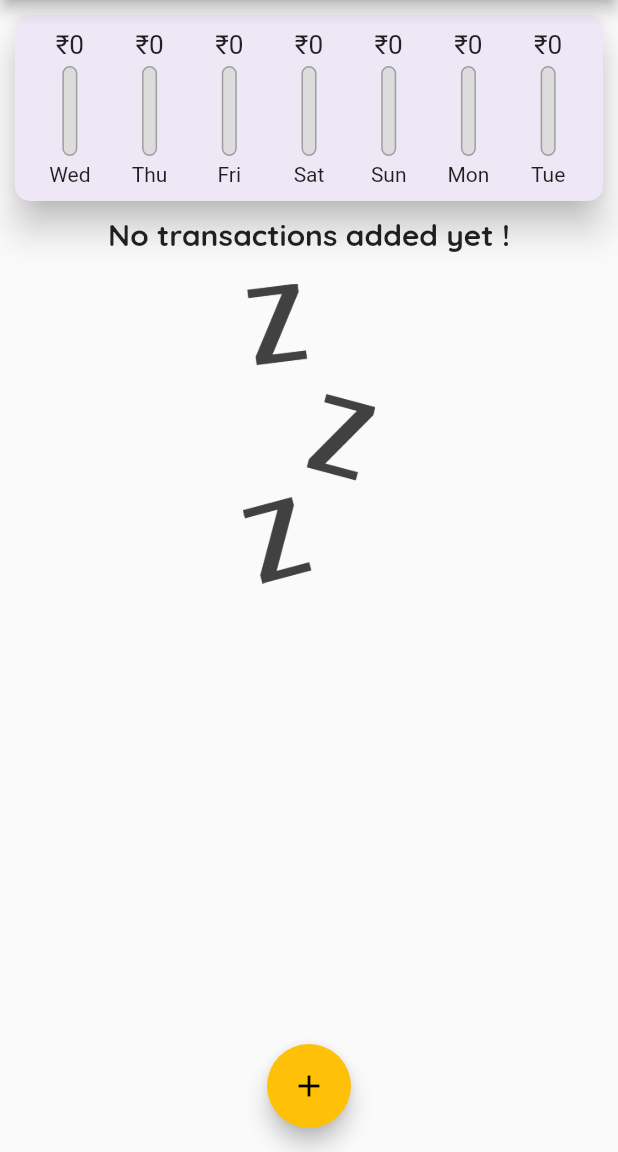
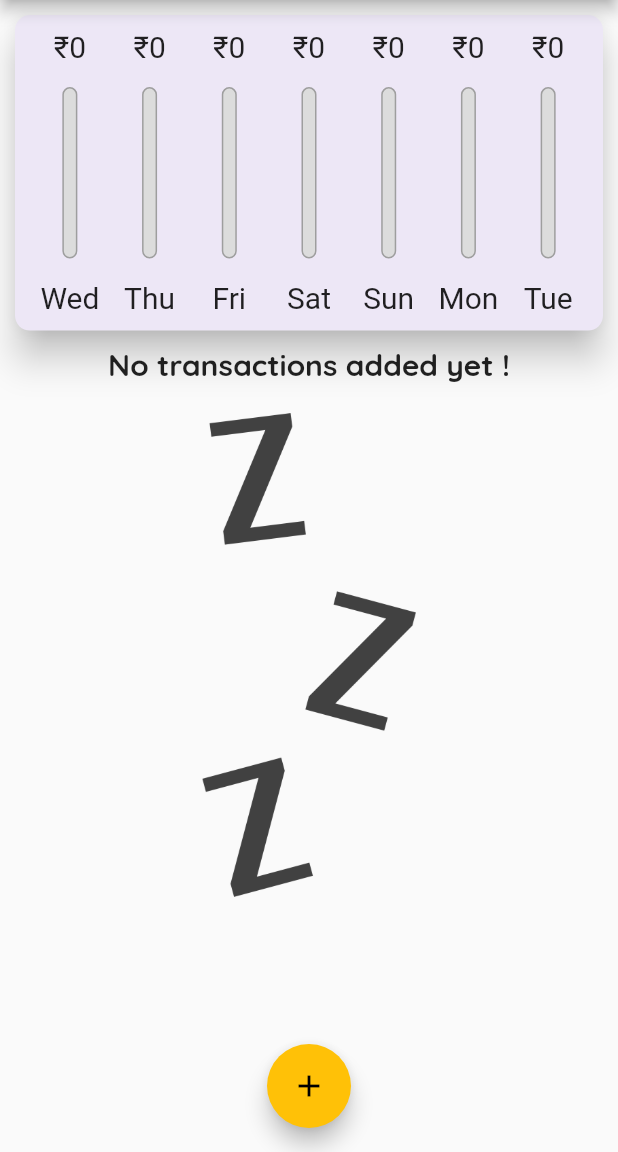
Before and after one commit to Cypherdious89/Expense-Tracker, a Flutter app: the screen it shows after launch, on a phone screen of 412 x 824 dp, the part 84-1236 px from its top. Run offline on Flutter 3.47's test engine with Material 2 defaults, Android fonts, the phone set to English and light mode, and no system bars.

Commit message:
Added responsive behaviour for screen sizes

```diff
--- a/lib/main.dart
+++ b/lib/main.dart
@@ -36,8 +36,6 @@ class MyApp extends StatelessWidget {
 }
 
 class MyHomePage extends StatefulWidget {
-  // String titleInput;
-  // String amountInput;
   @override
   _MyHomePageState createState() => _MyHomePageState();
 }
@@ -48,6 +46,7 @@ class _MyHomePageState extends State<MyHomePage> {
     // Transaction(
     //     id: 't2', title: 'Groceries', amount: 165, date: DateTime.now()),
   ];
+  bool _showChart = false;
 
   List<Transaction> get _recentTransactions {
     return _userTransactions.where((tx) {
@@ -92,8 +91,9 @@ class _MyHomePageState extends State<MyHomePage> {
 
   @override
   Widget build(BuildContext context) {
-    return Scaffold(
-      appBar: AppBar(
+    final mediaQuery = MediaQuery.of(context);
+    final isLandscape = mediaQuery.orientation == Orientation.landscape;
+    final appBar = AppBar(
       title: Text('Expense Tracker'),
       actions: <Widget>[
         IconButton(
@@ -102,13 +102,52 @@ class _MyHomePageState extends State<MyHomePage> {
           iconSize: 30,
         ),
       ],
-      ),
+    );
+    final txListWidget = Container(
+        height: (mediaQuery.size.height -
+                appBar.preferredSize.height -
+                mediaQuery.padding.top) *
+            0.7,
+        child: TransactionList(_userTransactions, _deleteTransaction));
+    return Scaffold(
+      appBar: appBar,
       body: SingleChildScrollView(
         child: Column(
           crossAxisAlignment: CrossAxisAlignment.stretch,
           children: [
-            Chart(_recentTransactions),
-            TransactionList(_userTransactions, _deleteTransaction),
+            if (isLandscape)
+              Row(
+                mainAxisAlignment: MainAxisAlignment.end,
+                children: <Widget>[
+                  Text('Show Chart'),
+                  Switch(
+                    value: _showChart,
+                    onChanged: (val) {
+                      setState(() {
+                        _showChart = val;
+                      });
+                    },
+                  ),
+                ],
+              ),
+            if (!isLandscape)
+              Container(
+                  height: (mediaQuery.size.height -
+                          appBar.preferredSize.height -
+                          mediaQuery.padding.top) *
+                      0.3,
+                  child: Chart(_recentTransactions)),
+            if (!isLandscape) txListWidget,
+            if (isLandscape)
+              _showChart
+                  ? Container(
+                      height: (mediaQuery.size.height -
+                              appBar.preferredSize.height -
+                              mediaQuery.padding.top) *
+                          0.7,
+                      child: Chart(_recentTransactions),
+                    )
+                  : txListWidget
           ],
         ),
       ),
--- a/lib/widgets/chart_bar.dart
+++ b/lib/widgets/chart_bar.dart
@@ -9,19 +9,21 @@ class ChartBar extends StatelessWidget {
 
   @override
   Widget build(BuildContext context) {
+    return LayoutBuilder(
+      builder: (ctx, constraints) {
         return Column(
           children: <Widget>[
             Container(
-          height: 20,
+              height: constraints.maxHeight * 0.12,
               child: FittedBox(
                 child: Text('₹${spendingAmount.toStringAsFixed(0)}'),
               ),
             ),
             SizedBox(
-          height: 4,
+              height: constraints.maxHeight * 0.08,
             ),
             Container(
-          height: 60,
+              height: constraints.maxHeight * 0.60,
               width: 10,
               child: Stack(
                 children: <Widget>[
@@ -45,10 +47,16 @@ class ChartBar extends StatelessWidget {
               ),
             ),
             SizedBox(
-          height: 4,
+              height: constraints.maxHeight * 0.08,
             ),
-        Text(label),
+            Container(
+                height: constraints.maxHeight * 0.12,
+                child: FittedBox(
+                  child: Text(label),
+                )),
           ],
+        );
+      },
     );
   }
 }
--- a/lib/widgets/new_transaction.dart
+++ b/lib/widgets/new_transaction.dart
@@ -49,9 +49,15 @@ class _NewTransactionState extends State<NewTransaction> {
 
   @override
   Widget build(BuildContext context) {
-    return Card(
+    return SingleChildScrollView(
+      child: Card(
+        elevation: 5,
         child: Container(
-        padding: EdgeInsets.all(10),
+          padding: EdgeInsets.only(
+              left: 10,
+              right: 10,
+              top: 10,
+              bottom: MediaQuery.of(context).viewInsets.bottom + 20),
           child: Column(
             crossAxisAlignment: CrossAxisAlignment.end,
             children: <Widget>[
@@ -102,6 +108,7 @@ class _NewTransactionState extends State<NewTransaction> {
             ],
           ),
         ),
+      ),
     );
   }
 }
--- a/lib/widgets/transaction_list.dart
+++ b/lib/widgets/transaction_list.dart
@@ -10,22 +10,22 @@ class TransactionList extends StatelessWidget {
 
   @override
   Widget build(BuildContext context) {
-    return Container(
-      height: 470,
-      child: transactions.isEmpty
-          ? Column(
+    return transactions.isEmpty
+        ? LayoutBuilder(builder: (ctx, constraints) {
+            return Column(
               children: <Widget>[
                 Text('No transactions added yet !',
                     style: Theme.of(context).textTheme.headline5),
                 SizedBox(height: 20),
                 Container(
-                    height: 200,
+                    height: constraints.maxHeight * 0.6,
                     child: Image.asset(
                       'assets/images/waiting.png',
                       fit: BoxFit.cover,
                     )),
               ],
-            )
+            );
+          })
         : ListView.builder(
             itemBuilder: (ctx, index) {
               return Container(
@@ -57,7 +57,16 @@ class TransactionList extends StatelessWidget {
                       subtitle: Text(
                         DateFormat.yMMMd().format(transactions[index].date),
                       ),
-                        trailing: IconButton(
+                      trailing: MediaQuery.of(context).size.width > 450
+                          ? TextButton.icon(
+                              onPressed: () =>
+                                  deleteTransaction(transactions[index].id),
+                              icon: Icon(Icons.delete),
+                              label: Text('Delete'),
+                              style: TextButton.styleFrom(
+                                  primary: Theme.of(context).errorColor),
+                            )
+                          : IconButton(
                               onPressed: () =>
                                   deleteTransaction(transactions[index].id),
                               icon: Icon(Icons.delete),
@@ -68,7 +77,6 @@ class TransactionList extends StatelessWidget {
               );
             },
             itemCount: transactions.length,
-            ),
           );
   }
 }
```
Lines whose indentation alone changed are shown as unchanged.
